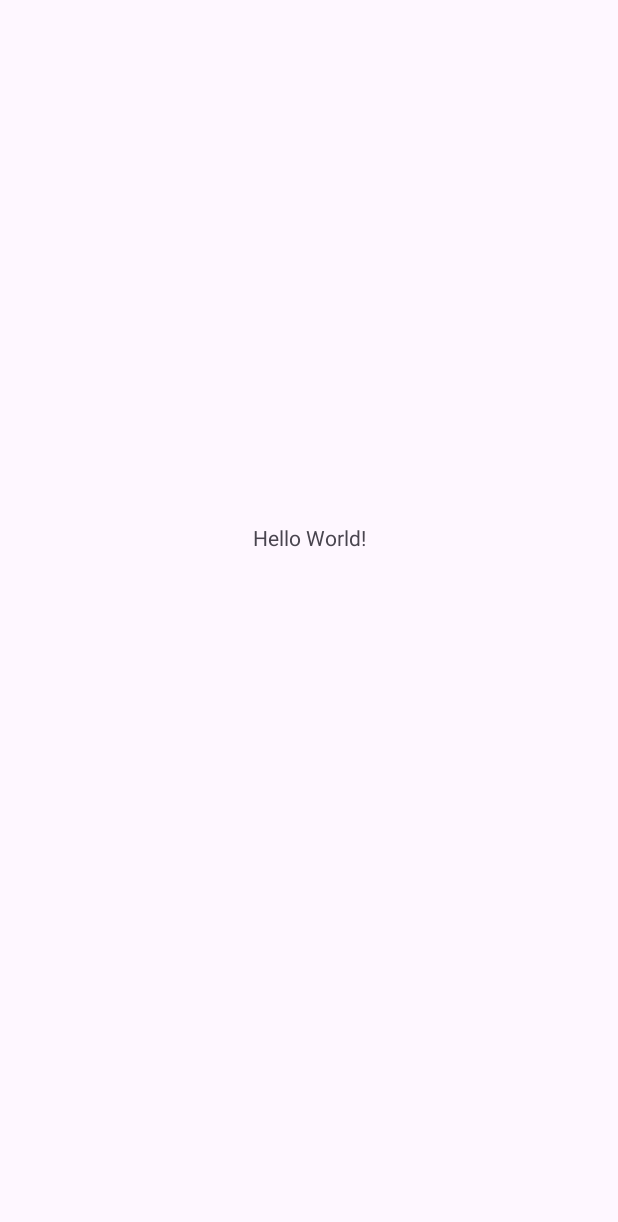
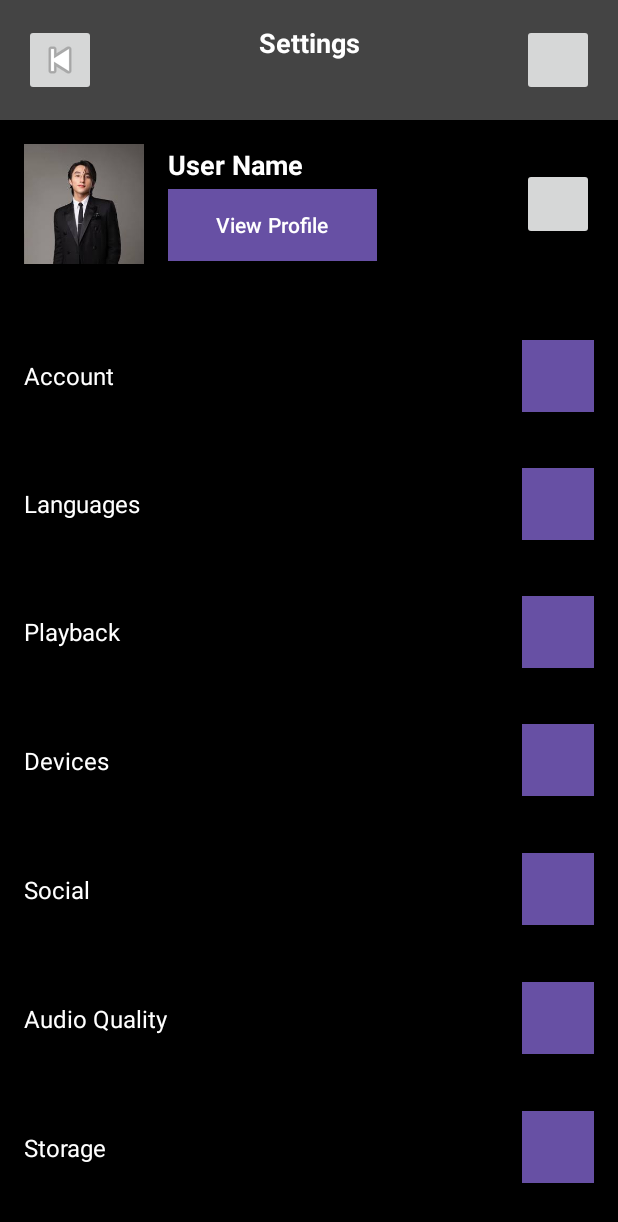
Before and after one commit to trannhon2509/MelodyMix, an Android app: the screen it shows after launch (MainActivity), on a phone screen of 412 x 824 dp. Before the commit the part shown is almost empty. Shown: the top 1222 px of the screen. Run offline under Robolectric (Android 15) with nearby library versions, the phone set to English and light mode, and no system bars.

Commit message:
UI Profile Setting

```diff
--- a/app/src/main/AndroidManifest.xml
+++ b/app/src/main/AndroidManifest.xml
@@ -13,6 +13,9 @@
         android:theme="@style/Theme.MelodyMix"
         tools:targetApi="31">
         <activity
+            android:name=".ProfileSetting"
+            android:exported="false" />
+        <activity
             android:name=".MainActivity"
             android:exported="true">
             <intent-filter>
--- a/app/src/main/java/com/example/melodymix/MainActivity.java
+++ b/app/src/main/java/com/example/melodymix/MainActivity.java
@@ -14,7 +14,7 @@ public class MainActivity extends AppCompatActivity {
     protected void onCreate(Bundle savedInstanceState) {
         super.onCreate(savedInstanceState);
         EdgeToEdge.enable(this);
-        setContentView(R.layout.activity_main);
+        setContentView(R.layout.activity_profile_setting);
         ViewCompat.setOnApplyWindowInsetsListener(findViewById(R.id.main), (v, insets) -> {
             Insets systemBars = insets.getInsets(WindowInsetsCompat.Type.systemBars());
             v.setPadding(systemBars.left, systemBars.top, systemBars.right, systemBars.bottom);
--- /dev/null
+++ b/app/src/main/java/com/example/melodymix/ProfileSetting.java
@@ -0,0 +1,46 @@
+package com.example.melodymix;
+
+import android.content.Intent;
+import android.os.Bundle;
+import android.view.View;
+import android.widget.Button;
+import android.widget.ImageButton;
+
+import androidx.activity.EdgeToEdge;
+import androidx.appcompat.app.AppCompatActivity;
+import androidx.core.graphics.Insets;
+import androidx.core.view.ViewCompat;
+import androidx.core.view.WindowInsetsCompat;
+
+public class ProfileSetting extends AppCompatActivity {
+
+    @Override
+    protected void onCreate(Bundle savedInstanceState) {
+        super.onCreate(savedInstanceState);
+        EdgeToEdge.enable(this);
+        setContentView(R.layout.activity_profile_setting);
+        // Xử lý khi nhấn nút Back
+        ImageButton backButton = findViewById(R.id.backButton);
+        backButton.setOnClickListener(new View.OnClickListener() {
+            @Override
+            public void onClick(View v) {
+                // Đoạn mã để trở về activity_main
+                Intent intent = new Intent(ProfileSetting.this, MainActivity.class);
+                startActivity(intent);
+                finish(); // Kết thúc activity hiện tại để ngăn người dùng quay lại bằng nút back
+            }
+        });
+
+        // Xử lý khi nhấn nút View Profile
+        Button viewProfileButton = findViewById(R.id.viewProfileButton);
+        viewProfileButton.setOnClickListener(new View.OnClickListener() {
+            @Override
+            public void onClick(View v) {
+                // Đoạn mã để trở về activity_main
+                Intent intent = new Intent(ProfileSetting.this, MainActivity.class);
+                startActivity(intent);
+                finish(); // Kết thúc activity hiện tại để ngăn người dùng quay lại bằng nút back
+            }
+        });
+    }
+}
--- /dev/null
+++ b/app/src/main/res/layout/activity_profile_setting.xml
@@ -0,0 +1,279 @@
+<?xml version="1.0" encoding="utf-8"?>
+<LinearLayout xmlns:android="http://schemas.android.com/apk/res/android"
+    xmlns:tools="http://schemas.android.com/tools"
+    android:id="@+id/main"
+    android:layout_width="match_parent"
+    android:layout_height="match_parent"
+    android:orientation="vertical"
+    tools:context=".ProfileSetting">
+
+    <!-- Phần đầu -->
+    <LinearLayout
+        android:id="@+id/top_section"
+        android:layout_width="match_parent"
+        android:layout_height="wrap_content"
+        android:orientation="horizontal"
+        android:padding="16dp"
+        android:background="@color/dark_gray">
+
+        <ImageButton
+            android:id="@+id/backButton"
+            android:layout_width="48dp"
+            android:layout_height="48dp"
+            android:src="@android:drawable/ic_media_previous"
+            android:contentDescription="Back"
+            android:onClick="onBackPressed"/>
+
+        <TextView
+            android:layout_width="0dp"
+            android:layout_height="wrap_content"
+            android:layout_weight="1"
+            android:gravity="center"
+            android:text="Settings"
+            android:textColor="#FFFFFF"
+            android:textSize="18sp"
+            android:textStyle="bold" />
+
+        <ImageButton
+            android:layout_width="48dp"
+            android:layout_height="48dp"
+            android:contentDescription="Placeholder"/>
+    </LinearLayout>
+
+    <!-- Phần giữa -->
+    <LinearLayout
+        android:id="@+id/middle_section"
+        android:layout_width="match_parent"
+        android:layout_height="wrap_content"
+        android:orientation="horizontal"
+        android:gravity="center_vertical"
+        android:padding="16dp"
+        android:background="@color/black">
+
+        <ImageView
+            android:id="@+id/avatar"
+            android:layout_width="80dp"
+            android:layout_height="80dp"
+            android:src="@drawable/avt"
+            android:contentDescription="Avatar"/>
+
+        <LinearLayout
+            android:layout_width="0dp"
+            android:layout_height="wrap_content"
+            android:layout_weight="1"
+            android:orientation="vertical"
+            android:paddingStart="16dp">
+
+            <TextView
+                android:layout_width="wrap_content"
+                android:layout_height="wrap_content"
+                android:text="User Name"
+                android:textSize="18sp"
+                android:textColor="@color/white"
+                android:textStyle="bold"
+                android:paddingBottom="4dp"/>
+
+            <Button
+                android:id="@+id/viewProfileButton"
+                android:layout_width="wrap_content"
+                android:layout_height="wrap_content"
+                android:text="View Profile"
+                android:textColor="@color/white"
+                android:background="@color/black"
+                android:minWidth="48dp"
+                android:minHeight="48dp"
+                android:paddingStart="32dp"
+                android:paddingEnd="32dp"/>
+        </LinearLayout>
+
+        <ImageButton
+            android:layout_width="48dp"
+            android:layout_height="48dp"
+            android:contentDescription="Placeholder"/>
+    </LinearLayout>
+
+    <!-- Phần dưới -->
+    <LinearLayout
+        android:id="@+id/bottom_section"
+        android:layout_width="match_parent"
+        android:layout_height="0dp"
+        android:layout_weight="1"
+        android:orientation="vertical"
+        android:padding="16dp"
+        android:background="@color/black">
+
+        <!-- Mục Menu Account -->
+        <LinearLayout
+            android:layout_width="match_parent"
+            android:layout_height="0dp"
+            android:layout_weight="1"
+            android:orientation="horizontal"
+            android:gravity="center_vertical">
+
+            <TextView
+                android:layout_width="0dp"
+                android:layout_height="wrap_content"
+                android:layout_weight="1"
+                android:text="Account"
+                android:textColor="@color/white"
+                android:textSize="16sp"/>
+
+            <Button
+                android:layout_width="48dp"
+                android:layout_height="48dp"
+                android:text=">"
+                android:background="@color/black"
+                android:textColor="@color/white"/>
+        </LinearLayout>
+
+
+        <!-- Mục Menu Languages -->
+        <LinearLayout
+            android:layout_width="match_parent"
+            android:layout_height="0dp"
+            android:layout_weight="1"
+            android:orientation="horizontal"
+            android:gravity="center_vertical">
+
+            <TextView
+                android:layout_width="0dp"
+                android:layout_height="wrap_content"
+                android:layout_weight="1"
+                android:text="Languages"
+                android:textColor="@color/white"
+                android:textSize="16sp"/>
+
+            <Button
+                android:layout_width="48dp"
+                android:layout_height="48dp"
+                android:text=">"
+                android:background="@color/black"
+                android:textColor="@color/white"/>
+        </LinearLayout>
+
+
+        <!-- Mục Menu Playback -->
+        <LinearLayout
+            android:layout_width="match_parent"
+            android:layout_height="0dp"
+            android:layout_weight="1"
+            android:orientation="horizontal"
+            android:gravity="center_vertical">
+
+            <TextView
+                android:layout_width="0dp"
+                android:layout_height="wrap_content"
+                android:layout_weight="1"
+                android:text="Playback"
+                android:textColor="@color/white"
+                android:textSize="16sp"/>
+
+            <Button
+                android:layout_width="48dp"
+                android:layout_height="48dp"
+                android:text=">"
+                android:background="@color/black"
+                android:textColor="@color/white"/>
+        </LinearLayout>
+
+
+        <!-- Mục Menu Devices -->
+        <LinearLayout
+            android:layout_width="match_parent"
+            android:layout_height="0dp"
+            android:layout_weight="1"
+            android:orientation="horizontal"
+            android:gravity="center_vertical">
+
+            <TextView
+                android:layout_width="0dp"
+                android:layout_height="wrap_content"
+                android:layout_weight="1"
+                android:text="Devices"
+                android:textColor="@color/white"
+                android:textSize="16sp"/>
+
+            <Button
+                android:layout_width="48dp"
+                android:layout_height="48dp"
+                android:text=">"
+                android:background="@color/black"
+                android:textColor="@color/white"/>
+        </LinearLayout>
+
+
+        <!-- Mục Menu Social -->
+        <LinearLayout
+            android:layout_width="match_parent"
+            android:layout_height="0dp"
+            android:layout_weight="1"
+            android:orientation="horizontal"
+            android:gravity="center_vertical">
+
+            <TextView
+                android:layout_width="0dp"
+                android:layout_height="wrap_content"
+                android:layout_weight="1"
+                android:text="Social"
+                android:textColor="@color/white"
+                android:textSize="16sp"/>
+
+            <Button
+                android:layout_width="48dp"
+                android:layout_height="48dp"
+                android:text=">"
+                android:background="@color/black"
+                android:textColor="@color/white"/>
+        </LinearLayout>
+
+        <!-- Mục Menu Audio Quality -->
+        <LinearLayout
+            android:layout_width="match_parent"
+            android:layout_height="0dp"
+            android:layout_weight="1"
+            android:orientation="horizontal"
+            android:gravity="center_vertical">
+
+            <TextView
+                android:layout_width="0dp"
+                android:layout_height="wrap_content"
+                android:layout_weight="1"
+                android:text="Audio Quality"
+                android:textColor="@color/white"
+                android:textSize="16sp"/>
+
+            <Button
+                android:layout_width="48dp"
+                android:layout_height="48dp"
+                android:text=">"
+                android:background="@color/black"
+                android:textColor="@color/white"/>
+        </LinearLayout>
+
+        <!-- Mục Menu Storage -->
+        <LinearLayout
+            android:layout_width="match_parent"
+            android:layout_height="0dp"
+            android:layout_weight="1"
+            android:orientation="horizontal"
+            android:gravity="center_vertical">
+
+            <TextView
+                android:layout_width="0dp"
+                android:layout_height="wrap_content"
+                android:layout_weight="1"
+                android:text="Storage"
+                android:textColor="@color/white"
+                android:textSize="16sp"/>
+
+            <Button
+                android:layout_width="48dp"
+                android:layout_height="48dp"
+                android:text=">"
+                android:background="@color/black"
+                android:textColor="@color/white"/>
+        </LinearLayout>
+
+    </LinearLayout>
+
+</LinearLayout>
--- a/app/src/main/res/values/colors.xml
+++ b/app/src/main/res/values/colors.xml
@@ -2,4 +2,5 @@
 <resources>
     <color name="black">#FF000000</color>
     <color name="white">#FFFFFFFF</color>
+    <color name="dark_gray">#FF444444</color>
 </resources>
--- a/gradle/libs.versions.toml
+++ b/gradle/libs.versions.toml
@@ -1,5 +1,5 @@
 [versions]
-agp = "8.5.0"
+agp = "8.4.0"
 junit = "4.13.2"
 junitVersion = "1.1.5"
 espressoCore = "3.5.1"
```
Also changed, not shown: app/src/main/res/drawable/avt.jpg (added).
